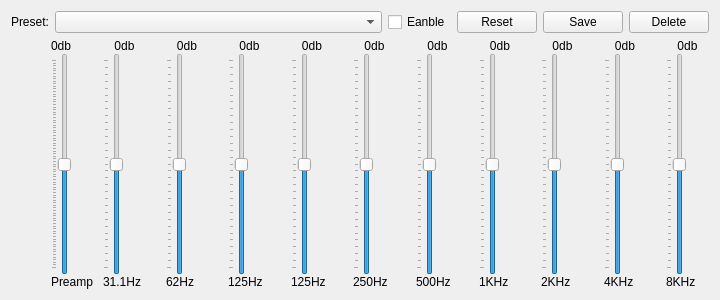
Old version of the form src/xamp/widget/equalizerdialog.ui in the repository billlin0904/xamp2.
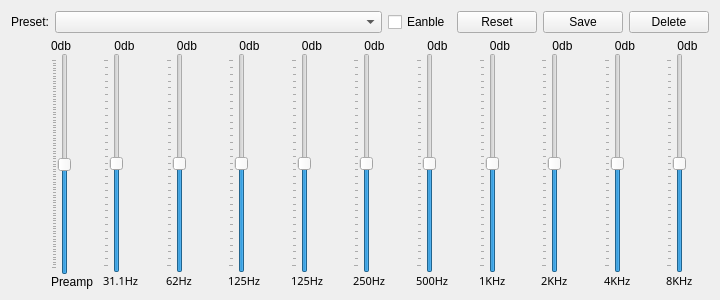
New version of the form. Custom widgets are drawn as their Qt base class.

```diff
--- a/src/xamp/widget/equalizerdialog.ui
+++ b/src/xamp/widget/equalizerdialog.ui
@@ -189,6 +189,12 @@
          </item>
          <item>
           <widget class="QLabel" name="label">
+           <property name="font">
+            <font>
+             <family>Work Sans</family>
+             <pointsize>8</pointsize>
+            </font>
+           </property>
            <property name="text">
             <string>31.1Hz</string>
            </property>
@@ -229,6 +235,12 @@
          </item>
          <item>
           <widget class="QLabel" name="label_2">
+           <property name="font">
+            <font>
+             <family>Work Sans</family>
+             <pointsize>8</pointsize>
+            </font>
+           </property>
            <property name="text">
             <string>62Hz</string>
            </property>
@@ -269,6 +281,12 @@
          </item>
          <item>
           <widget class="QLabel" name="label_3">
+           <property name="font">
+            <font>
+             <family>Work Sans</family>
+             <pointsize>8</pointsize>
+            </font>
+           </property>
            <property name="text">
             <string>125Hz</string>
            </property>
@@ -309,6 +327,12 @@
          </item>
          <item>
           <widget class="QLabel" name="label_4">
+           <property name="font">
+            <font>
+             <family>Work Sans</family>
+             <pointsize>8</pointsize>
+            </font>
+           </property>
            <property name="text">
             <string>125Hz</string>
            </property>
@@ -349,6 +373,12 @@
          </item>
          <item>
           <widget class="QLabel" name="label_5">
+           <property name="font">
+            <font>
+             <family>Work Sans</family>
+             <pointsize>8</pointsize>
+            </font>
+           </property>
            <property name="text">
             <string>250Hz</string>
            </property>
@@ -389,6 +419,12 @@
          </item>
          <item>
           <widget class="QLabel" name="label_6">
+           <property name="font">
+            <font>
+             <family>Work Sans</family>
+             <pointsize>8</pointsize>
+            </font>
+           </property>
            <property name="text">
             <string>500Hz</string>
            </property>
@@ -429,6 +465,12 @@
          </item>
          <item>
           <widget class="QLabel" name="label_13">
+           <property name="font">
+            <font>
+             <family>Work Sans</family>
+             <pointsize>8</pointsize>
+            </font>
+           </property>
            <property name="text">
             <string>1KHz</string>
            </property>
@@ -469,6 +511,12 @@
          </item>
          <item>
           <widget class="QLabel" name="label_15">
+           <property name="font">
+            <font>
+             <family>Work Sans</family>
+             <pointsize>8</pointsize>
+            </font>
+           </property>
            <property name="text">
             <string>2KHz</string>
            </property>
@@ -509,6 +557,12 @@
          </item>
          <item>
           <widget class="QLabel" name="label_17">
+           <property name="font">
+            <font>
+             <family>Work Sans</family>
+             <pointsize>8</pointsize>
+            </font>
+           </property>
            <property name="text">
             <string>4KHz</string>
            </property>
@@ -549,6 +603,12 @@
          </item>
          <item>
           <widget class="QLabel" name="label_19">
+           <property name="font">
+            <font>
+             <family>Work Sans</family>
+             <pointsize>8</pointsize>
+            </font>
+           </property>
            <property name="text">
             <string>8KHz</string>
            </property>
```
